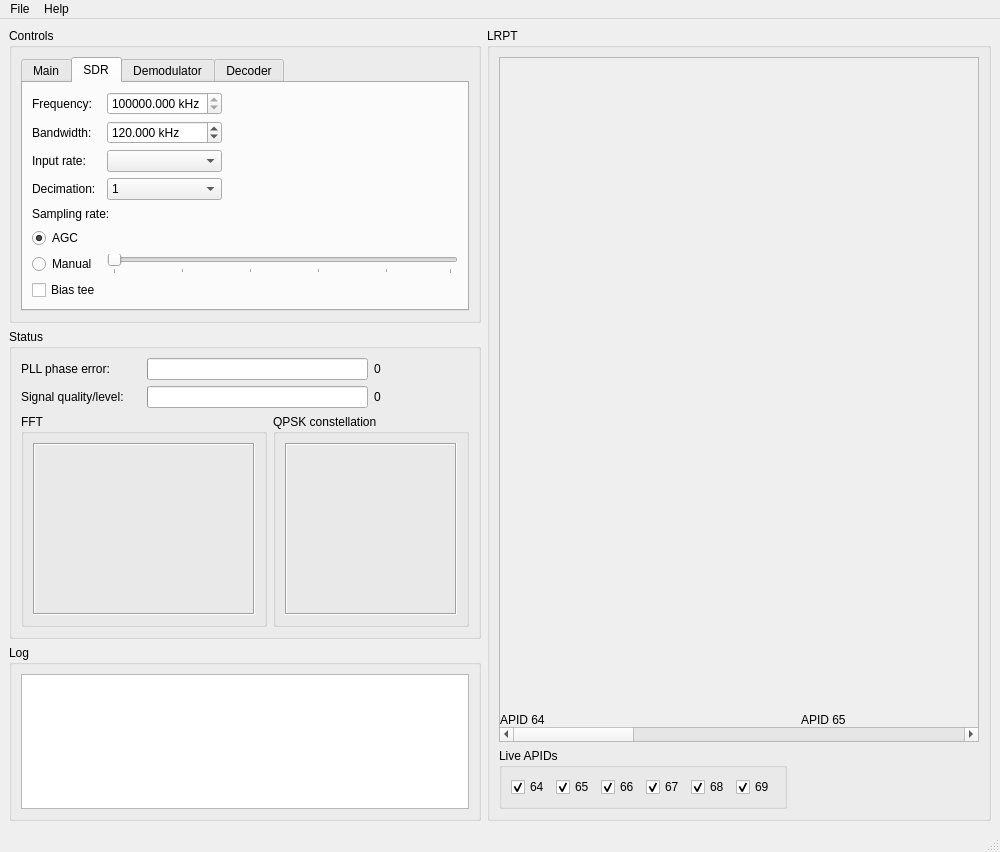
dvdesolve/qlrpt, file src/MainWindow.ui: the form before one commit.
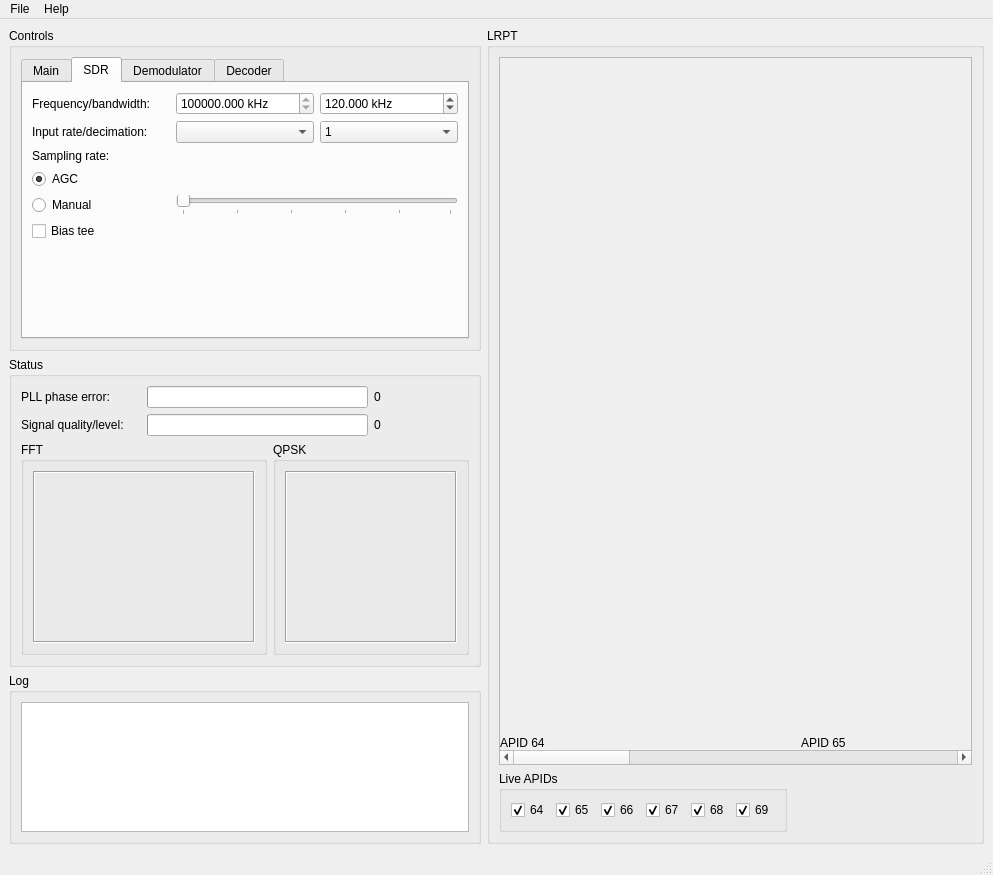
The form after the commit. The open tabs and pages were chosen to show the change. Custom widgets are drawn as their Qt base class.

Diff of the .ui file:
```diff
--- a/src/MainWindow.ui
+++ b/src/MainWindow.ui
@@ -6,8 +6,8 @@
    <rect>
     <x>0</x>
     <y>0</y>
-    <width>1000</width>
-    <height>852</height>
+    <width>993</width>
+    <height>875</height>
    </rect>
   </property>
   <property name="windowTitle">
@@ -31,17 +31,22 @@
            <string>Main</string>
           </attribute>
           <layout class="QGridLayout" name="gridLayout_4">
-           <item row="1" column="0">
-            <widget class="QLabel" name="SrcLbl">
-             <property name="text">
-              <string>Source:</string>
+           <item row="4" column="0" colspan="2">
+            <widget class="QPlainTextEdit" name="SrcInfoText">
+             <property name="sizePolicy">
+              <sizepolicy hsizetype="Expanding" vsizetype="Fixed">
+               <horstretch>0</horstretch>
+               <verstretch>0</verstretch>
+              </sizepolicy>
              </property>
-            </widget>
-           </item>
-           <item row="2" column="0">
-            <widget class="QLabel" name="SrcFilepathLbl">
-             <property name="text">
-              <string>File path:</string>
+             <property name="maximumSize">
+              <size>
+               <width>16777215</width>
+               <height>150</height>
+              </size>
+             </property>
+             <property name="readOnly">
+              <bool>true</bool>
              </property>
             </widget>
            </item>
@@ -52,6 +57,27 @@
              </property>
             </widget>
            </item>
+           <item row="2" column="1">
+            <layout class="QHBoxLayout" name="horizontalLayout_4">
+             <item>
+              <widget class="QLineEdit" name="SrcFilepath"/>
+             </item>
+             <item>
+              <widget class="QPushButton" name="SrcFileBrowseBtn">
+               <property name="text">
+                <string>Select</string>
+               </property>
+              </widget>
+             </item>
+            </layout>
+           </item>
+           <item row="1" column="0">
+            <widget class="QLabel" name="SrcLbl">
+             <property name="text">
+              <string>Source:</string>
+             </property>
+            </widget>
+           </item>
            <item row="1" column="1">
             <layout class="QHBoxLayout" name="horizontalLayout_7">
              <item>
@@ -86,32 +112,12 @@
              </item>
             </layout>
            </item>
-           <item row="2" column="1">
-            <layout class="QHBoxLayout" name="horizontalLayout_4">
-             <item>
-              <widget class="QLineEdit" name="SrcFilepath"/>
-             </item>
-             <item>
-              <widget class="QPushButton" name="SrcFileBrowseBtn">
-               <property name="text">
-                <string>Select</string>
-               </property>
-              </widget>
-             </item>
-            </layout>
-           </item>
-           <item row="3" column="0" colspan="2">
-            <spacer name="verticalSpacer_2">
-             <property name="orientation">
-              <enum>Qt::Vertical</enum>
+           <item row="2" column="0">
+            <widget class="QLabel" name="SrcFilepathLbl">
+             <property name="text">
+              <string>File path:</string>
              </property>
-             <property name="sizeHint" stdset="0">
-              <size>
-               <width>20</width>
-               <height>40</height>
-              </size>
-             </property>
-            </spacer>
+            </widget>
            </item>
           </layout>
          </widget>
@@ -120,55 +126,41 @@
            <string>SDR</string>
           </attribute>
           <layout class="QGridLayout" name="gridLayout_2">
-           <item row="0" column="2">
-            <spacer name="horizontalSpacer">
+           <item row="1" column="0">
+            <widget class="QLabel" name="label_6">
+             <property name="text">
+              <string>Input rate/decimation:</string>
+             </property>
+            </widget>
+           </item>
+           <item row="5" column="0">
+            <widget class="QCheckBox" name="SDRBiasTee">
+             <property name="text">
+              <string>Bias tee</string>
+             </property>
+            </widget>
+           </item>
+           <item row="4" column="1" colspan="2">
+            <widget class="QSlider" name="SDRGainSlider">
              <property name="orientation">
               <enum>Qt::Horizontal</enum>
              </property>
-             <property name="sizeHint" stdset="0">
-              <size>
-               <width>55</width>
-               <height>20</height>
-              </size>
+             <property name="tickPosition">
+              <enum>QSlider::TicksBelow</enum>
              </property>
-            </spacer>
+             <property name="tickInterval">
+              <number>20</number>
+             </property>
+            </widget>
+           </item>
+           <item row="0" column="0">
+            <widget class="QLabel" name="label_4">
+             <property name="text">
+              <string>Frequency/bandwidth:</string>
+             </property>
+            </widget>
            </item>
            <item row="1" column="2">
-            <spacer name="horizontalSpacer_2">
-             <property name="orientation">
-              <enum>Qt::Horizontal</enum>
-             </property>
-             <property name="sizeHint" stdset="0">
-              <size>
-               <width>55</width>
-               <height>20</height>
-              </size>
-             </property>
-            </spacer>
-           </item>
-           <item row="1" column="1">
-            <widget class="QDoubleSpinBox" name="SDRBandwidthSB">
-             <property name="suffix">
-              <string> kHz</string>
-             </property>
-             <property name="decimals">
-              <number>3</number>
-             </property>
-             <property name="minimum">
-              <double>0.000000000000000</double>
-             </property>
-             <property name="maximum">
-              <double>200.000000000000000</double>
-             </property>
-             <property name="singleStep">
-              <double>10.000000000000000</double>
-             </property>
-             <property name="value">
-              <double>120.000000000000000</double>
-             </property>
-            </widget>
-           </item>
-           <item row="3" column="1">
             <widget class="QComboBox" name="SDRDecimationCombB">
              <item>
               <property name="text">
@@ -202,49 +194,15 @@
              </item>
             </widget>
            </item>
-           <item row="6" column="1" colspan="2">
-            <widget class="QSlider" name="SDRGainSlider">
-             <property name="orientation">
-              <enum>Qt::Horizontal</enum>
-             </property>
-             <property name="tickPosition">
-              <enum>QSlider::TicksBelow</enum>
-             </property>
-             <property name="tickInterval">
-              <number>20</number>
-             </property>
-            </widget>
-           </item>
-           <item row="1" column="0">
-            <widget class="QLabel" name="label_5">
+           <item row="4" column="0">
+            <widget class="QRadioButton" name="SDRGainManualRB">
              <property name="text">
-              <string>Bandwidth:</string>
+              <string>Manual</string>
              </property>
             </widget>
            </item>
-           <item row="5" column="0">
-            <widget class="QRadioButton" name="SDRGainAutoRB">
-             <property name="text">
-              <string>AGC</string>
-             </property>
-             <property name="checked">
-              <bool>true</bool>
-             </property>
-            </widget>
-           </item>
-           <item row="2" column="0">
-            <widget class="QLabel" name="label_6">
-             <property name="text">
-              <string>Input rate:</string>
-             </property>
-            </widget>
-           </item>
-           <item row="0" column="0">
-            <widget class="QLabel" name="label_4">
-             <property name="text">
-              <string>Frequency:</string>
-             </property>
-            </widget>
+           <item row="1" column="1">
+            <widget class="QComboBox" name="SDRInputRateCombB"/>
            </item>
            <item row="0" column="1">
             <widget class="QDoubleSpinBox" name="SDRFrequencySB">
@@ -268,37 +226,58 @@
              </property>
             </widget>
            </item>
-           <item row="7" column="0">
-            <widget class="QCheckBox" name="SDRBiasTee">
-             <property name="text">
-              <string>Bias tee</string>
-             </property>
-            </widget>
-           </item>
-           <item row="6" column="0">
-            <widget class="QRadioButton" name="SDRGainManualRB">
-             <property name="text">
-              <string>Manual</string>
-             </property>
-            </widget>
-           </item>
-           <item row="2" column="1">
-            <widget class="QComboBox" name="SDRInputRateCombB"/>
-           </item>
-           <item row="3" column="0">
-            <widget class="QLabel" name="label_7">
-             <property name="text">
-              <string>Decimation:</string>
-             </property>
-            </widget>
-           </item>
-           <item row="4" column="0" colspan="2">
+           <item row="2" column="0" colspan="2">
             <widget class="QLabel" name="RcvSamplingRateLbl">
              <property name="text">
               <string>Sampling rate:</string>
              </property>
             </widget>
            </item>
+           <item row="0" column="2">
+            <widget class="QDoubleSpinBox" name="SDRBandwidthSB">
+             <property name="suffix">
+              <string> kHz</string>
+             </property>
+             <property name="decimals">
+              <number>3</number>
+             </property>
+             <property name="minimum">
+              <double>0.000000000000000</double>
+             </property>
+             <property name="maximum">
+              <double>200.000000000000000</double>
+             </property>
+             <property name="singleStep">
+              <double>10.000000000000000</double>
+             </property>
+             <property name="value">
+              <double>120.000000000000000</double>
+             </property>
+            </widget>
+           </item>
+           <item row="3" column="0">
+            <widget class="QRadioButton" name="SDRGainAutoRB">
+             <property name="text">
+              <string>AGC</string>
+             </property>
+             <property name="checked">
+              <bool>true</bool>
+             </property>
+            </widget>
+           </item>
+           <item row="6" column="0" colspan="3">
+            <spacer name="verticalSpacer_2">
+             <property name="orientation">
+              <enum>Qt::Vertical</enum>
+             </property>
+             <property name="sizeHint" stdset="0">
+              <size>
+               <width>20</width>
+               <height>40</height>
+              </size>
+             </property>
+            </spacer>
+           </item>
           </layout>
          </widget>
          <widget class="QWidget" name="DemodTab">
@@ -515,7 +494,7 @@
             <x>0</x>
             <y>0</y>
             <width>1818</width>
-            <height>653</height>
+            <height>676</height>
            </rect>
           </property>
           <layout class="QHBoxLayout" name="horizontalLayout">
@@ -824,27 +803,6 @@
        <string>Status</string>
       </property>
       <layout class="QGridLayout" name="gridLayout">
-       <item row="0" column="0">
-        <widget class="QLabel" name="label_2">
-         <property name="text">
-          <string>PLL phase error:</string>
-         </property>
-        </widget>
-       </item>
-       <item row="1" column="0">
-        <widget class="QLabel" name="label_3">
-         <property name="text">
-          <string>Signal quality/level:</string>
-         </property>
-        </widget>
-       </item>
-       <item row="1" column="3">
-        <widget class="QLabel" name="SignalLevelLbl">
-         <property name="text">
-          <string>0</string>
-         </property>
-        </widget>
-       </item>
        <item row="2" column="0" colspan="2">
         <widget class="QGroupBox" name="FFTPlotGB">
          <property name="title">
@@ -882,45 +840,8 @@
          </layout>
         </widget>
        </item>
-       <item row="2" column="2" colspan="2">
-        <widget class="QGroupBox" name="QPSKConstellationGB">
-         <property name="title">
-          <string>QPSK constellation</string>
-         </property>
-         <layout class="QVBoxLayout" name="verticalLayout_13">
-          <item>
-           <widget class="QFrame" name="QPSKConstellationFrame">
-            <property name="frameShape">
-             <enum>QFrame::Box</enum>
-            </property>
-            <property name="frameShadow">
-             <enum>QFrame::Sunken</enum>
-            </property>
-            <layout class="QHBoxLayout" name="horizontalLayout_6">
-             <item>
-              <widget class="QPSKWidget" name="QPSKConstellationPlot" native="true">
-               <property name="minimumSize">
-                <size>
-                 <width>150</width>
-                 <height>150</height>
-                </size>
-               </property>
-               <property name="maximumSize">
-                <size>
-                 <width>150</width>
-                 <height>150</height>
-                </size>
-               </property>
-              </widget>
-             </item>
-            </layout>
-           </widget>
-          </item>
-         </layout>
-        </widget>
-       </item>
        <item row="0" column="3">
-        <widget class="QLabel" name="PhaseErrorLbl">
+        <widget class="QLabel" name="PhaseErrorValLbl">
          <property name="text">
           <string>0</string>
          </property>
@@ -936,6 +857,50 @@
          </property>
         </widget>
        </item>
+       <item row="2" column="2" colspan="2">
+        <widget class="QGroupBox" name="QPSKGB">
+         <property name="title">
+          <string>QPSK</string>
+         </property>
+         <layout class="QVBoxLayout" name="verticalLayout_13">
+          <item>
+           <widget class="QFrame" name="QPSKFrame">
+            <property name="frameShape">
+             <enum>QFrame::Box</enum>
+            </property>
+            <property name="frameShadow">
+             <enum>QFrame::Sunken</enum>
+            </property>
+            <layout class="QHBoxLayout" name="horizontalLayout_6">
+             <item>
+              <widget class="QPSKWidget" name="QPSKPlot" native="true">
+               <property name="minimumSize">
+                <size>
+                 <width>150</width>
+                 <height>150</height>
+                </size>
+               </property>
+               <property name="maximumSize">
+                <size>
+                 <width>150</width>
+                 <height>150</height>
+                </size>
+               </property>
+              </widget>
+             </item>
+            </layout>
+           </widget>
+          </item>
+         </layout>
+        </widget>
+       </item>
+       <item row="1" column="3">
+        <widget class="QLabel" name="SignalLevelValLbl">
+         <property name="text">
+          <string>0</string>
+         </property>
+        </widget>
+       </item>
        <item row="1" column="1" colspan="2">
         <widget class="QProgressBar" name="SignalQualityBar">
          <property name="value">
@@ -946,6 +911,20 @@
          </property>
         </widget>
        </item>
+       <item row="1" column="0">
+        <widget class="QLabel" name="SignalQualityLevelLbl">
+         <property name="text">
+          <string>Signal quality/level:</string>
+         </property>
+        </widget>
+       </item>
+       <item row="0" column="0">
+        <widget class="QLabel" name="PhaseErrorLbl">
+         <property name="text">
+          <string>PLL phase error:</string>
+         </property>
+        </widget>
+       </item>
       </layout>
      </widget>
     </item>
@@ -956,7 +935,7 @@
     <rect>
      <x>0</x>
      <y>0</y>
-     <width>1000</width>
+     <width>993</width>
      <height>29</height>
     </rect>
    </property>
```
Left out of the diff: 2 changed lines with no effect on the pictures.
